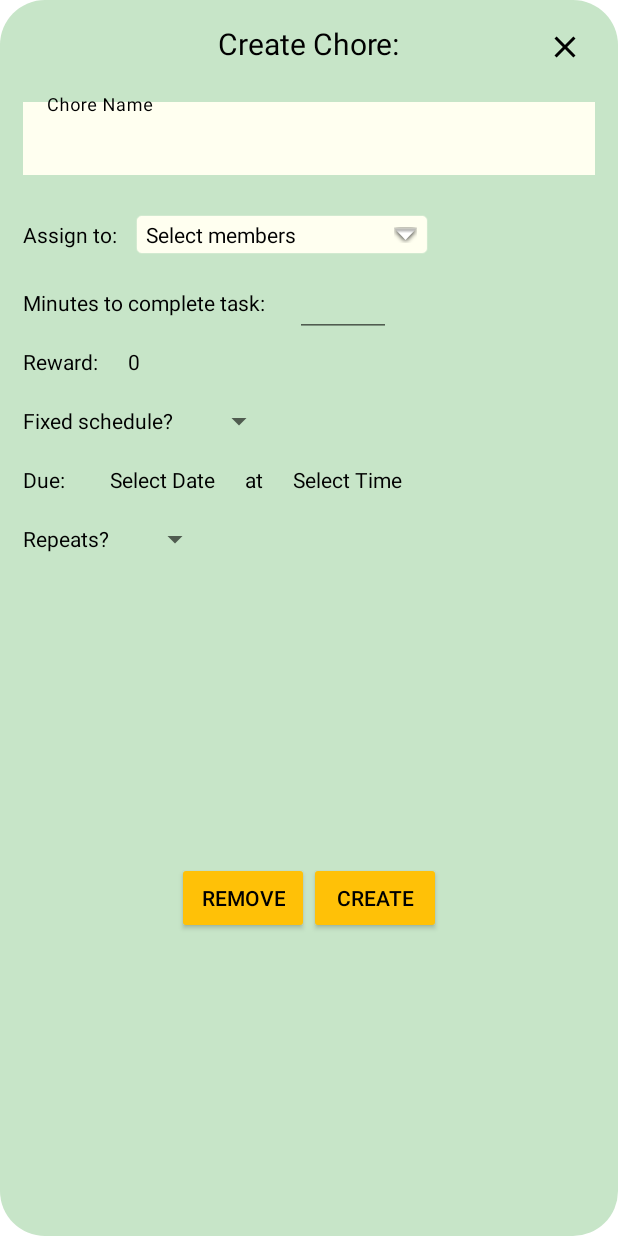
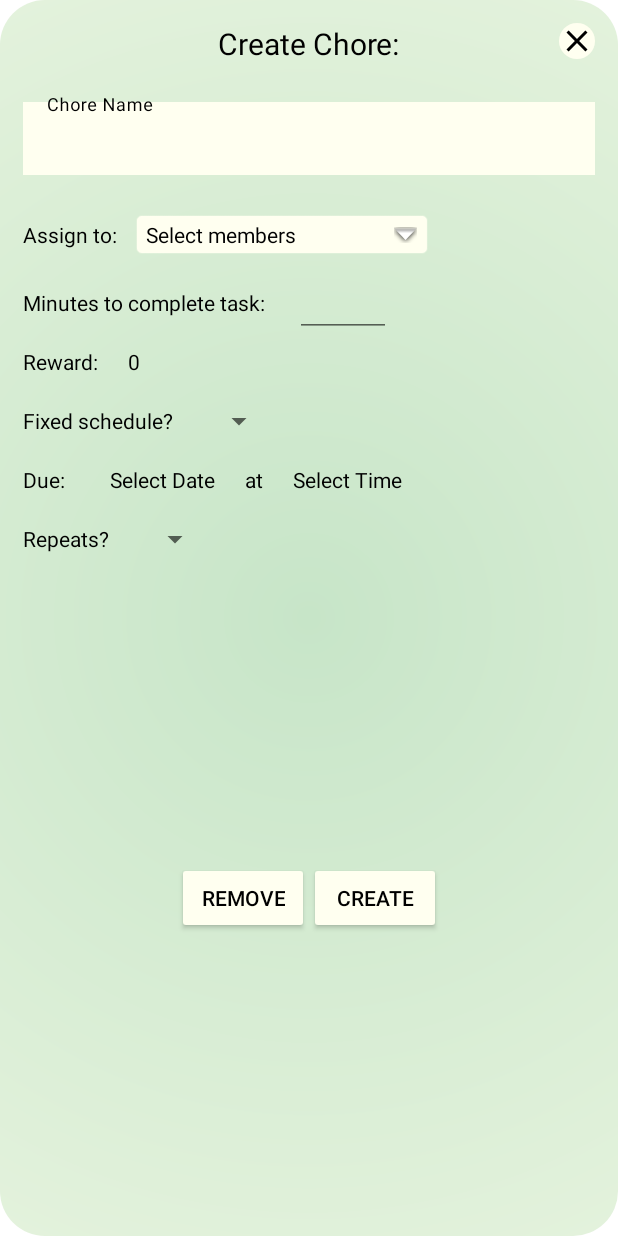
Before and after one commit to JachymPutta/Chorey, an Android app: the layout dialog_chore_detail.xml on its own in the app's theme, with its tools: preview values and no code run, on a phone screen of 412 x 824 dp. Run offline under Robolectric (Android 15) with nearby library versions, the phone set to English and light mode, and no system bars.

Commit message:
Color changes, dialog gradient style

```diff
--- a/app/src/main/res/drawable/dialog_background.xml
+++ b/app/src/main/res/drawable/dialog_background.xml
@@ -1,7 +1,10 @@
 <?xml version="1.0" encoding="utf-8"?>
 <shape xmlns:android="http://schemas.android.com/apk/res/android">
-<solid
-    android:color="?attr/colorPrimary"
+<gradient
+    android:startColor="?attr/colorPrimary"
+    android:endColor="@color/ivory"
+    android:type="radial"
+    android:gradientRadius="220%p"
     />
 <corners
     android:radius="30dp"
--- a/app/src/main/res/layout/dialog_add_member.xml
+++ b/app/src/main/res/layout/dialog_add_member.xml
@@ -13,6 +13,7 @@
         android:layout_width="wrap_content"
         android:layout_height="wrap_content"
         style="@style/Title"
+        android:textColor="?attr/colorOnPrimary"
         app:layout_constraintBottom_toTopOf="@id/addMemberNameInput"
         app:layout_constraintTop_toTopOf="parent"
         app:layout_constraintStart_toStartOf="parent"
--- a/app/src/main/res/layout/dialog_chore_detail.xml
+++ b/app/src/main/res/layout/dialog_chore_detail.xml
@@ -26,7 +26,7 @@
 
     <ImageButton
         android:id="@+id/createChoreCancelButton"
-        style="?attr/borderlessButtonStyle"
+        style="?attr/imageButtonStyle"
         android:layout_width="wrap_content"
         android:layout_height="wrap_content"
         android:contentDescription="@string/note_detail_cancel_button"
--- a/app/src/main/res/layout/dialog_home_detail.xml
+++ b/app/src/main/res/layout/dialog_home_detail.xml
@@ -76,6 +76,7 @@
         android:layout_width="wrap_content"
         android:layout_height="wrap_content"
         android:src="@drawable/baseline_person_add_24"
+        style="?attr/imageButtonStyle"
         app:layout_constraintStart_toEndOf="@id/homeDetailName"
         app:layout_constraintTop_toTopOf="@id/homeDetailName"
         app:layout_constraintBottom_toBottomOf="@id/homeDetailName"
--- a/app/src/main/res/layout/dialog_note_detail.xml
+++ b/app/src/main/res/layout/dialog_note_detail.xml
@@ -11,7 +11,7 @@
 
     <ImageButton
         android:id="@+id/noteDetailCancelButton"
-        style="?attr/borderlessButtonStyle"
+        style="?attr/imageButtonStyle"
         android:layout_width="wrap_content"
         android:layout_height="wrap_content"
         android:contentDescription="@string/note_detail_cancel_button"
@@ -27,6 +27,7 @@
         android:layout_width="wrap_content"
         android:layout_height="wrap_content"
         style="@style/Title"
+        android:textColor="?attr/colorOnPrimary"
         app:layout_constraintBottom_toTopOf="@id/noteDetailTextInput"
         app:layout_constraintStart_toStartOf="parent"
         app:layout_constraintEnd_toEndOf="parent"
--- a/app/src/main/res/layout/fragment_menu.xml
+++ b/app/src/main/res/layout/fragment_menu.xml
@@ -59,7 +59,7 @@
                 android:layout_width="@dimen/large_text_size"
                 android:layout_height="@dimen/large_text_size"
                 android:contentDescription="@string/add_members_button"
-                android:backgroundTint="@color/ivory"
+                style="?attr/imageButtonStyle"
                 android:layout_marginEnd="10dp"
                 app:layout_constraintEnd_toEndOf="parent"
                 app:layout_constraintTop_toTopOf="parent"
--- a/app/src/main/res/layout/join_home_recycler_row.xml
+++ b/app/src/main/res/layout/join_home_recycler_row.xml
@@ -53,6 +53,7 @@
                 android:src="@drawable/baseline_check_24"
                 android:minWidth="30dp"
                 android:minHeight="30dp"
+                style="?attr/imageButtonStyle"
                 app:layout_constraintEnd_toStartOf="@id/joinHomeDeclineInvite"
                 app:layout_constraintTop_toTopOf="parent"
                 app:layout_constraintBottom_toBottomOf="parent"
--- a/app/src/main/res/values/styles.xml
+++ b/app/src/main/res/values/styles.xml
@@ -38,12 +38,13 @@
     </style>
 
     <style name="ChoreyButton" parent="Widget.AppCompat.Button">
-        <item name="backgroundTint">?attr/colorSecondary</item>
+        <item name="backgroundTint">@color/ivory</item>
 
     </style>
 
     <style name="ChoreyButtonIcon">
         <item name="android:background">@drawable/button_round</item>
+        <item name="backgroundTint">@color/ivory</item>
     </style>
 
     <!-- Bar buttons -->
```
Also changed, not shown: app/src/main/java/com/chorey/HomeFragment.kt (+16 -13 lines).
